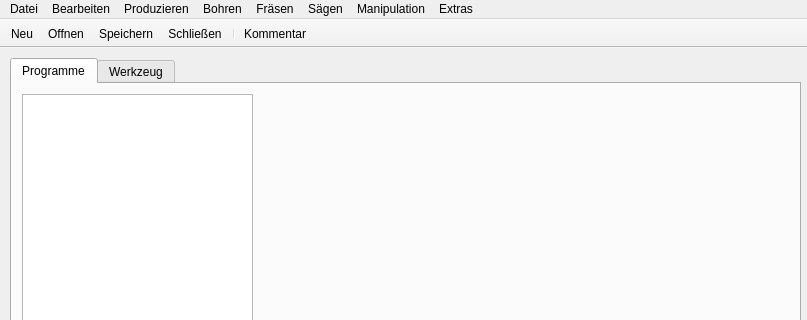
TischlerWilly/iwop, file mainwindow.ui: the form before one commit; both pictures show x 0 to 807 and y 0 to 320 of the 807 by 618 pixel window.
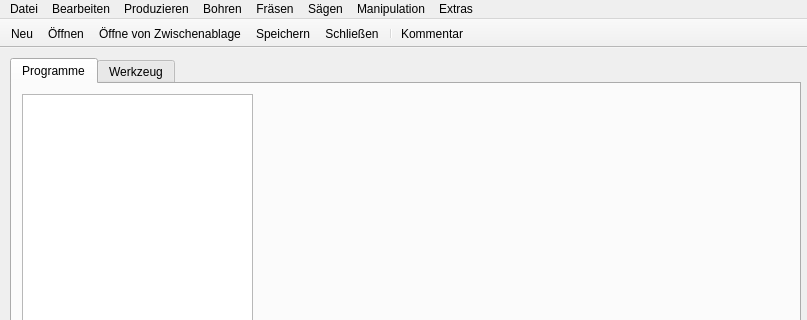
The form after the commit. Icons and pictures are not drawn.

Commit message: öffnen von zwischenablage

Diff of the .ui file:
```diff
--- a/mainwindow.ui
+++ b/mainwindow.ui
@@ -280,6 +280,7 @@
    </attribute>
    <addaction name="actionNeu"/>
    <addaction name="actionOffnen"/>
+   <addaction name="action_Offne_von_Zwischenablage"/>
    <addaction name="actionDateiSpeichern"/>
    <addaction name="actionDateiSchliessen"/>
    <addaction name="separator"/>
@@ -322,7 +323,7 @@
      <normaloff>:/tbico/toolbaricons/16x16_doc_open.png</normaloff>:/tbico/toolbaricons/16x16_doc_open.png</iconset>
    </property>
    <property name="text">
-    <string>Offnen</string>
+    <string>Öffnen</string>
    </property>
    <property name="shortcut">
     <string>Ctrl+O</string>
@@ -628,6 +629,18 @@
     <string>Schnelländerung Werte</string>
    </property>
   </action>
+  <action name="action_Offne_von_Zwischenablage">
+   <property name="icon">
+    <iconset resource="toolbaricons.qrc">
+     <normaloff>:/tbico/toolbaricons/16x16-doc_open_clipboard.png</normaloff>:/tbico/toolbaricons/16x16-doc_open_clipboard.png</iconset>
+   </property>
+   <property name="text">
+    <string>Öffne von Zwischenablage</string>
+   </property>
+   <property name="shortcut">
+    <string>Ctrl+Q</string>
+   </property>
+  </action>
  </widget>
  <layoutdefault spacing="6" margin="11"/>
  <resources>
```
Left out of the diff: 1 changed line with no effect on the pictures. The commit also changes 4 other files.
